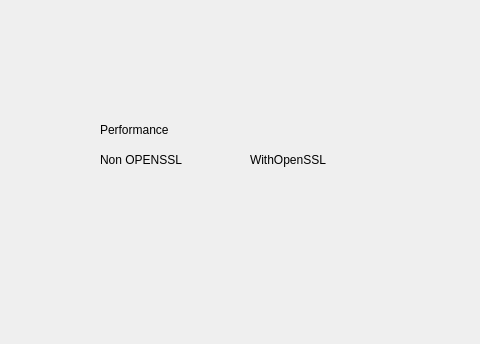
Before: the Qt Designer form mainwindow.ui in peii14/KIJProject, drawn with Qt 5; both pictures show x 190 to 670 and y 235 to 579 of the 1109 by 579 pixel window.
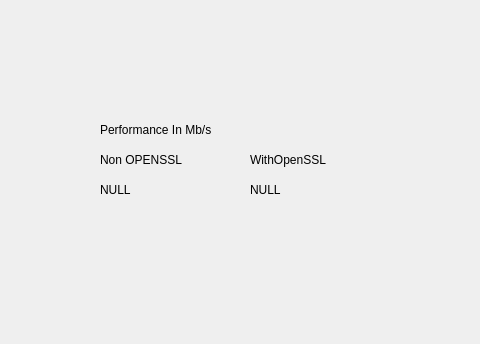
After: the same form once the commit is applied.

```diff
--- a/mainwindow.ui
+++ b/mainwindow.ui
@@ -123,12 +123,12 @@
      <rect>
       <x>290</x>
       <y>340</y>
-      <width>131</width>
+      <width>181</width>
       <height>16</height>
      </rect>
     </property>
     <property name="text">
-     <string>Performance</string>
+     <string>Performance In Mb/s</string>
     </property>
    </widget>
    <widget class="QLabel" name="leftLabel_4">
@@ -157,6 +157,32 @@
      <string>WithOpenSSL</string>
     </property>
    </widget>
+   <widget class="QLabel" name="performanceNON">
+    <property name="geometry">
+     <rect>
+      <x>290</x>
+      <y>400</y>
+      <width>131</width>
+      <height>16</height>
+     </rect>
+    </property>
+    <property name="text">
+     <string>NULL</string>
+    </property>
+   </widget>
+   <widget class="QLabel" name="leftLabel_7">
+    <property name="geometry">
+     <rect>
+      <x>440</x>
+      <y>400</y>
+      <width>131</width>
+      <height>16</height>
+     </rect>
+    </property>
+    <property name="text">
+     <string>NULL</string>
+    </property>
+   </widget>
   </widget>
   <widget class="QMenuBar" name="menuBar">
    <property name="geometry">
```
